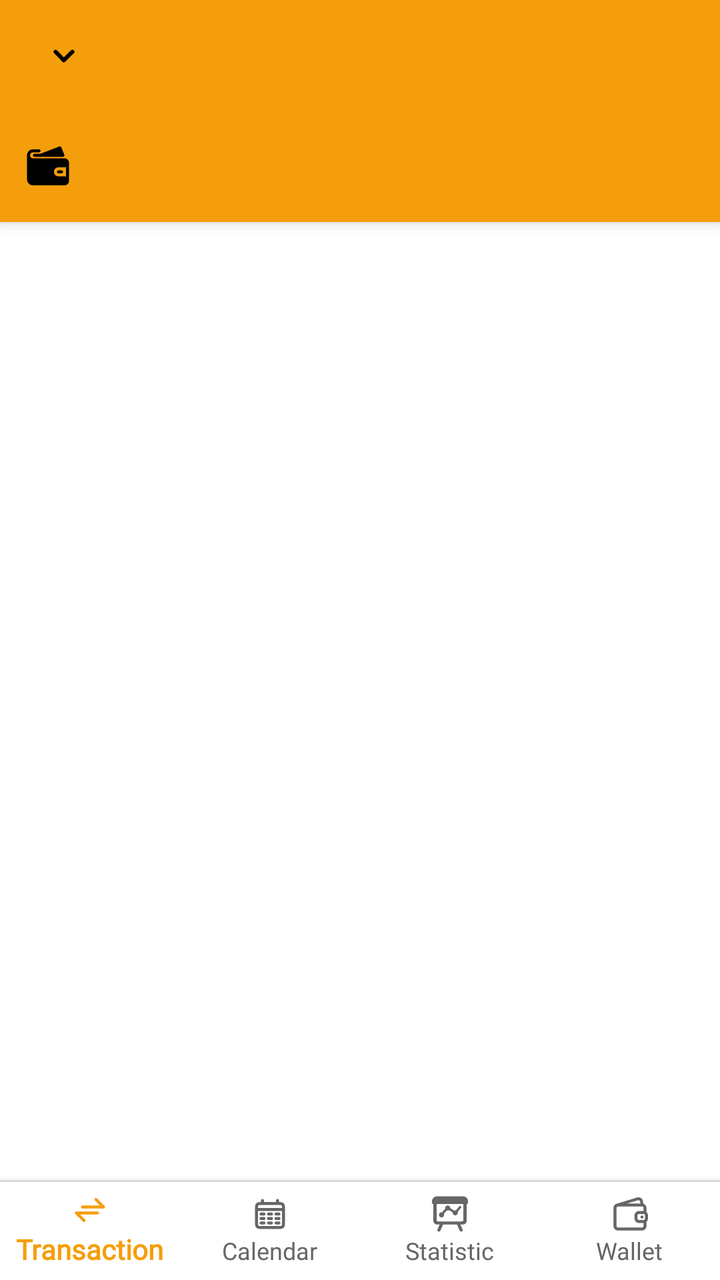
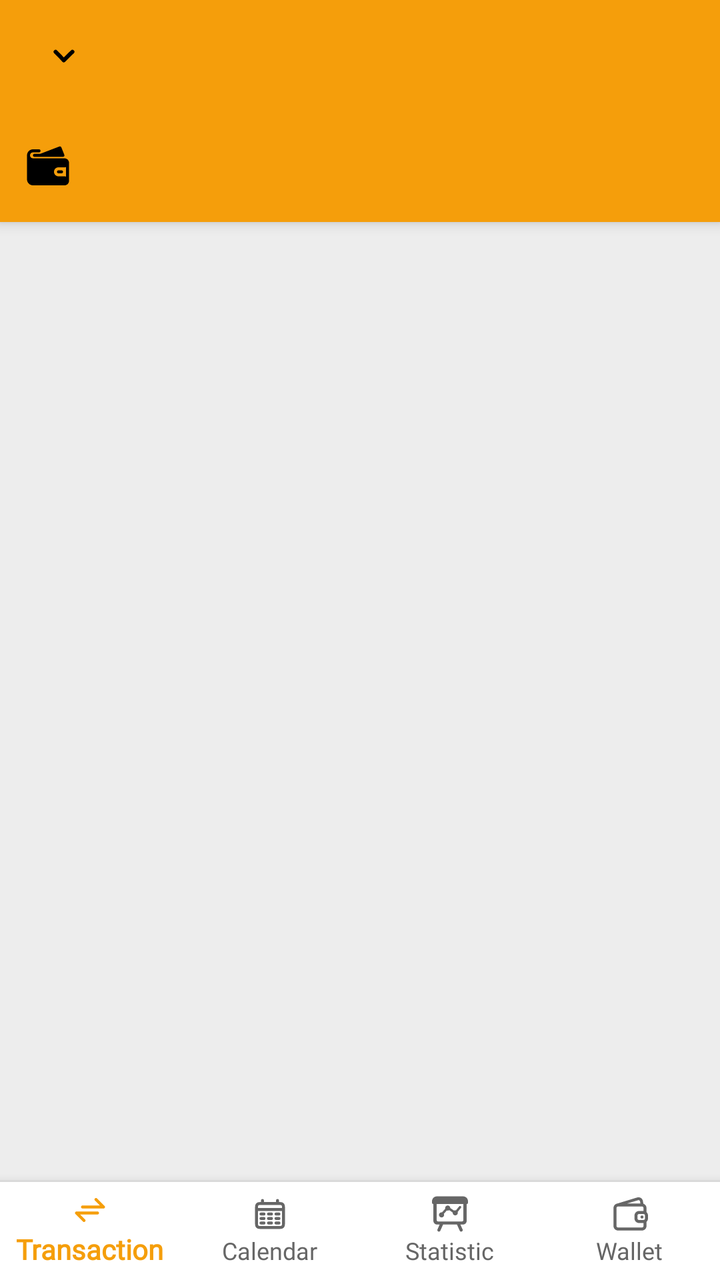

The first picture is an Android layout as it rendered before a commit; the second is the same layout after the commit. The layout source and the unified diff follow.
<!-- AndroidManifest.xml: application theme Theme.MoneyTracker -->
<!-- res/layout/activity_main.xml -->
<?xml version="1.0" encoding="utf-8"?>
<androidx.constraintlayout.widget.ConstraintLayout xmlns:android="http://schemas.android.com/apk/res/android"
    xmlns:app="http://schemas.android.com/apk/res-auto"
    android:layout_width="match_parent"
    android:layout_height="match_parent"
    android:background="@color/background">

    <androidx.constraintlayout.widget.ConstraintLayout
        android:id="@+id/toolbarWrapper"
        android:layout_width="0dp"
        android:layout_height="wrap_content"
        android:background="@color/vibrant_orange"
        android:elevation="4dp"
        app:layout_constraintEnd_toEndOf="parent"
        app:layout_constraintStart_toStartOf="parent"
        app:layout_constraintTop_toTopOf="parent">

        <include layout="@layout/toolbar_menu" />

        <androidx.constraintlayout.widget.ConstraintLayout
            android:id="@+id/balanceWrapper"
            android:layout_width="0dp"
            android:layout_height="55dp"
            app:layout_constraintEnd_toEndOf="parent"
            app:layout_constraintStart_toStartOf="parent"
            app:layout_constraintTop_toBottomOf="@+id/toolbar">

            <androidx.appcompat.widget.AppCompatImageView
                android:id="@+id/balanceImage"
                android:layout_width="wrap_content"
                android:layout_height="wrap_content"
                android:layout_marginStart="@dimen/padding_12"
                app:layout_constraintBottom_toBottomOf="parent"
                app:layout_constraintStart_toStartOf="parent"
                app:layout_constraintTop_toTopOf="parent"
                app:srcCompat="@drawable/ic_account_wallet"
                app:tint="@color/black" />

            <androidx.appcompat.widget.AppCompatTextView
                android:id="@+id/tvAccountBalance"
                android:layout_width="wrap_content"
                android:layout_height="wrap_content"
                android:layout_marginStart="@dimen/padding_10"
                android:fontFamily="@font/exo2_medium"
                android:textColor="@color/black"
                android:textSize="@dimen/text_14"
                app:layout_constraintBottom_toBottomOf="parent"
                app:layout_constraintStart_toEndOf="@+id/balanceImage"
                app:layout_constraintTop_toTopOf="parent" />
        </androidx.constraintlayout.widget.ConstraintLayout>
    </androidx.constraintlayout.widget.ConstraintLayout>

    
    <FrameLayout
        android:id="@+id/fragmentContainer"
        android:layout_width="0dp"
        android:layout_height="0dp"
        android:clipToPadding="false"
        android:paddingBottom="60dp"
        app:layout_constraintBottom_toTopOf="@id/bottomNav"
        app:layout_constraintEnd_toEndOf="parent"
        app:layout_constraintStart_toStartOf="parent"
        app:layout_constraintTop_toBottomOf="@+id/toolbarWrapper" />

    
    <com.google.android.material.bottomnavigation.BottomNavigationView
        android:id="@+id/bottomNav"
        android:layout_width="match_parent"
        android:layout_height="wrap_content"
        android:layout_gravity="bottom"
        android:background="@drawable/bg_bottom_nav"
        android:elevation="8dp"
        android:minHeight="50dp"
        app:itemActiveIndicatorStyle="@null"
        app:itemIconSize="18dp"
        app:itemIconTint="@color/bottom_nav_color"
        app:itemTextAppearanceActive="@style/BottomNavigationViewTextStyleActive"
        app:itemTextAppearanceInactive="@style/BottomNavigationViewTextStyle"
        app:itemTextColor="@color/bottom_nav_color"
        app:labelVisibilityMode="labeled"
        app:layout_constraintBottom_toBottomOf="parent"
        app:layout_constraintEnd_toEndOf="parent"
        app:layout_constraintStart_toStartOf="parent"
        app:menu="@menu/bottom_nav_menu" />

</androidx.constraintlayout.widget.ConstraintLayout>
<!-- res/layout/toolbar_menu.xml (included above) -->
<androidx.appcompat.widget.Toolbar
    android:id="@+id/toolbar"
    android:layout_width="match_parent"
    android:layout_height="?attr/actionBarSize"
    xmlns:android="http://schemas.android.com/apk/res/android"
    xmlns:app="http://schemas.android.com/apk/res-auto">

    <androidx.constraintlayout.widget.ConstraintLayout
        android:layout_width="match_parent"
        android:layout_height="match_parent">

        <androidx.appcompat.widget.AppCompatTextView
            android:id="@+id/tvAccountName"
            android:layout_width="wrap_content"
            android:layout_height="wrap_content"
            android:drawableEnd="@drawable/ic_account_caret"
            android:drawablePadding="@dimen/padding_10"
            android:ellipsize="end"
            android:maxLines="1"
            app:fontFamily="@font/exo2_semibold"
            android:textColor="@color/black"
            android:textSize="@dimen/text_18"
            app:layout_constraintStart_toStartOf="parent"
            app:layout_constraintTop_toTopOf="parent"
            app:layout_constraintBottom_toBottomOf="parent" />

        <androidx.appcompat.widget.AppCompatImageView
            android:id="@+id/ivSettings"
            android:layout_width="24dp"
            android:layout_height="24dp"
            android:layout_marginEnd="@dimen/margin_16"
            android:src="@drawable/ic_settings"
            android:visibility="gone"
            app:layout_constraintEnd_toEndOf="parent"
            app:layout_constraintTop_toTopOf="parent"
            app:layout_constraintBottom_toBottomOf="parent" />

    </androidx.constraintlayout.widget.ConstraintLayout>
</androidx.appcompat.widget.Toolbar>
<!-- resources referenced by this layout -->
<resources>
  <color name="background">#FFFFFF</color>
  <color name="black">#FF000000</color>
  <color name="vibrant_orange">#FFF59E0B</color>
  <dimen name="margin_16">16dp</dimen>
  <dimen name="padding_10">10dp</dimen>
  <dimen name="padding_12">12dp</dimen>
  <dimen name="text_14">14sp</dimen>
  <dimen name="text_18">18sp</dimen>
  <!-- drawable bg_bottom_nav (drawable) -->
  <?xml version="1.0" encoding="utf-8"?>
  <layer-list xmlns:android="http://schemas.android.com/apk/res/android">
  
      
      <item android:height="2dp" android:gravity="top">
          <shape>
              <solid android:color="#DADADA"/>
          </shape>
      </item>
  
      
      <item android:top="1dp">
          <shape>
              <solid android:color="#FFFFFFFF"/>
          </shape>
      </item>
  
  </layer-list>
  <!-- drawable ic_account_caret (drawable) -->
  <?xml version="1.0" encoding="utf-8"?>
  <vector xmlns:android="http://schemas.android.com/apk/res/android"
      android:width="12dp"
      android:height="12dp"
      android:viewportWidth="12"
      android:viewportHeight="12">
      <path
          android:fillColor="#00000000"
          android:pathData="M1.8,3.9L5.9,8.1"
          android:strokeWidth="2"
          android:strokeColor="#000000"
          android:strokeLineCap="round" />
      <path
          android:fillColor="#00000000"
          android:pathData="M10.2,3.9L5.9,8.1"
          android:strokeWidth="2"
          android:strokeColor="#000000"
          android:strokeLineCap="round" />
  </vector>
  <style name="BottomNavigationViewTextStyle" parent="Widget.Design.BottomNavigationView">
          <item name="android:fontFamily">@font/exo2_regular</item>
          <item name="android:textSize">@dimen/text_12</item>
      </style>
  <style name="BottomNavigationViewTextStyleActive" parent="Widget.Design.BottomNavigationView">
          <item name="android:fontFamily">@font/exo2_medium</item>
          <item name="android:textSize">@dimen/text_14</item>
      </style>
  <style name="Theme.MoneyTracker" parent="Theme.MaterialComponents.DayNight.DarkActionBar">
          
          <item name="colorPrimary">@color/azure_blue</item>
          <item name="colorPrimaryVariant">@color/emerald_green</item>
          <item name="colorOnPrimary">@color/white</item>
  
          
          <item name="colorSecondary">@color/teal</item>
          <item name="colorSecondaryVariant">@color/dark_teal</item>
          <item name="colorOnSecondary">@color/white</item>
  
          
          <item name="android:statusBarColor">@color/vibrant_orange</item>
          <item name="android:windowLightStatusBar">true</item> 
          <item name="android:windowDrawsSystemBarBackgrounds">true</item>
  
          <item name="android:navigationBarColor">@color/vibrant_orange</item>
          <item name="android:windowFullscreen">false</item>
      </style>
  <dimen name="text_12">12sp</dimen>
  <color name="azure_blue">#FF2563EB</color>
  <color name="emerald_green">#FF10B981</color>
  <color name="white">#FFFFFFFF</color>
  <color name="teal">#FF03DAC5</color>
  <color name="dark_teal">#FF018786</color>
  <!-- unchanged entries left out for length: 2 -->
</resources>

<!-- the commit's change to res/layout/activity_main.xml (unified diff, before → after) -->
@@ -55,8 +55,8 @@
         android:id="@+id/fragmentContainer"
         android:layout_width="0dp"
         android:layout_height="0dp"
+        android:background="@color/light_grey"
         android:clipToPadding="false"
-        android:paddingBottom="60dp"
         app:layout_constraintBottom_toTopOf="@id/bottomNav"
         app:layout_constraintEnd_toEndOf="parent"
         app:layout_constraintStart_toStartOf="parent"
<!-- resource entries referenced after the edit -->
@@ -2,6 +2,7 @@
 <resources>
   <color name="background">#FFFFFF</color>
   <color name="black">#FF000000</color>
+  <color name="light_grey">#EDEDED</color>
   <color name="vibrant_orange">#FFF59E0B</color>
   <dimen name="margin_16">16dp</dimen>
   <dimen name="padding_10">10dp</dimen>
